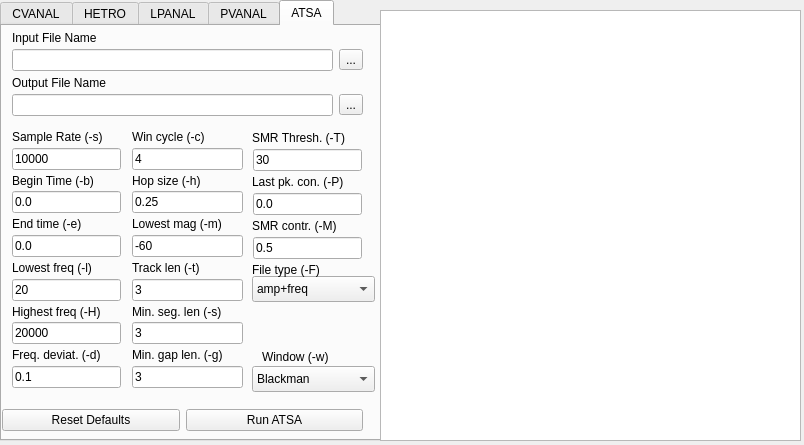
Before: the Qt Designer form src/utilitiesdialog.ui in CsoundQt/CsoundQt, drawn with Qt 5.
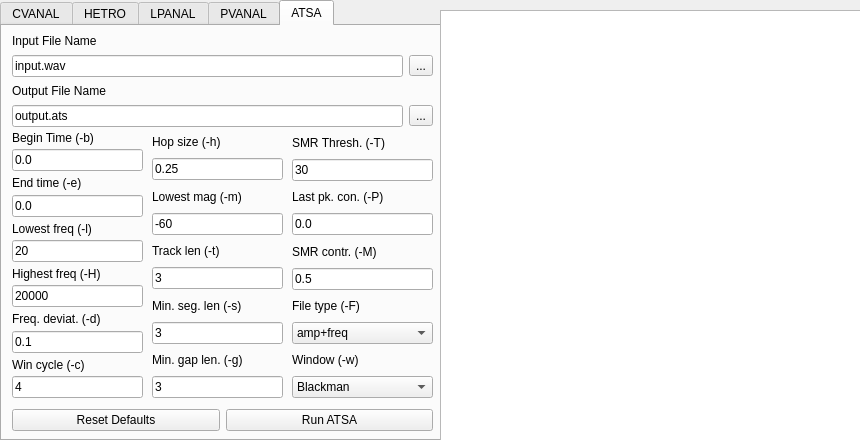
After: the same form once the commit is applied. The open tabs and pages were chosen to show the change.

What changed in the file:
```diff
--- a/src/utilitiesdialog.ui
+++ b/src/utilitiesdialog.ui
@@ -5,8 +5,8 @@
    <rect>
     <x>0</x>
     <y>0</y>
-    <width>804</width>
-    <height>445</height>
+    <width>860</width>
+    <height>440</height>
    </rect>
   </property>
   <property name="windowTitle" >
@@ -17,7 +17,7 @@
     <rect>
      <x>0</x>
      <y>0</y>
-     <width>381</width>
+     <width>441</width>
      <height>441</height>
     </rect>
    </property>
@@ -980,15 +980,23 @@
     </widget>
    </widget>
    <widget class="QWidget" name="tab_5" >
+    <property name="geometry" >
+     <rect>
+      <x>0</x>
+      <y>0</y>
+      <width>437</width>
+      <height>412</height>
+     </rect>
+    </property>
     <attribute name="title" >
      <string>ATSA</string>
     </attribute>
     <widget class="QWidget" name="layoutWidget_9" >
      <property name="geometry" >
       <rect>
-       <x>0</x>
+       <x>10</x>
        <y>370</y>
-       <width>361</width>
+       <width>421</width>
        <height>49</height>
       </rect>
      </property>
@@ -1014,8 +1022,8 @@
       <rect>
        <x>10</x>
        <y>0</y>
-       <width>351</width>
-       <height>90</height>
+       <width>421</width>
+       <height>101</height>
       </rect>
      </property>
      <layout class="QGridLayout" >
@@ -1030,7 +1038,11 @@
        </widget>
       </item>
       <item row="1" column="0" >
-       <widget class="QLineEdit" name="atsaInputLineEdit" />
+       <widget class="QLineEdit" name="atsaInputLineEdit" >
+        <property name="text" >
+         <string>input.wav</string>
+        </property>
+       </widget>
       </item>
       <item row="1" column="1" >
        <widget class="QToolButton" name="toolButton_9" >
@@ -1047,7 +1059,11 @@
        </widget>
       </item>
       <item row="3" column="0" >
-       <widget class="QLineEdit" name="atsaOutputLineEdit" />
+       <widget class="QLineEdit" name="atsaOutputLineEdit" >
+        <property name="text" >
+         <string>output.ats</string>
+        </property>
+       </widget>
       </item>
       <item row="3" column="1" >
        <widget class="QToolButton" name="toolButton_10" >
@@ -1063,133 +1079,113 @@
       <rect>
        <x>10</x>
        <y>100</y>
-       <width>109</width>
-       <height>262</height>
+       <width>131</width>
+       <height>272</height>
       </rect>
      </property>
      <layout class="QGridLayout" >
-      <property name="horizontalSpacing" >
+      <property name="spacing" >
        <number>0</number>
       </property>
-      <property name="verticalSpacing" >
-       <number>0</number>
-      </property>
-      <item row="0" column="0" >
-       <widget class="QLabel" name="label_43" >
-        <property name="text" >
-         <string>Sample Rate (-s)</string>
-        </property>
-       </widget>
-      </item>
       <item row="1" column="0" >
-       <widget class="QLineEdit" name="atsaSrLineEdit" >
-        <property name="text" >
-         <string>10000</string>
-        </property>
-       </widget>
-      </item>
-      <item row="2" column="0" >
-       <widget class="QLabel" name="label_45" >
-        <property name="text" >
-         <string>Begin Time (-b)</string>
-        </property>
-       </widget>
-      </item>
-      <item row="3" column="0" >
        <widget class="QLineEdit" name="atsaBeginLineEdit" >
         <property name="text" >
          <string>0.0</string>
         </property>
        </widget>
       </item>
-      <item row="4" column="0" >
+      <item row="2" column="0" >
        <widget class="QLabel" name="label_46" >
         <property name="text" >
          <string>End time (-e)</string>
         </property>
        </widget>
       </item>
-      <item row="5" column="0" >
+      <item row="3" column="0" >
        <widget class="QLineEdit" name="atsaEndLineEdit" >
         <property name="text" >
          <string>0.0</string>
         </property>
        </widget>
       </item>
-      <item row="8" column="0" >
+      <item row="6" column="0" >
        <widget class="QLabel" name="label_47" >
         <property name="text" >
          <string>Highest freq (-H)</string>
         </property>
        </widget>
       </item>
-      <item row="9" column="0" >
+      <item row="7" column="0" >
        <widget class="QLineEdit" name="atsaHighestLineEdit" >
         <property name="text" >
          <string>20000</string>
         </property>
        </widget>
       </item>
-      <item row="10" column="0" >
+      <item row="8" column="0" >
        <widget class="QLabel" name="label_48" >
         <property name="text" >
          <string>Freq. deviat. (-d)</string>
         </property>
        </widget>
       </item>
-      <item row="11" column="0" >
+      <item row="9" column="0" >
        <widget class="QLineEdit" name="atsaDeviationLineEdit" >
         <property name="text" >
          <string>0.1</string>
         </property>
        </widget>
       </item>
-      <item row="6" column="0" >
+      <item row="4" column="0" >
        <widget class="QLabel" name="label_44" >
         <property name="text" >
          <string>Lowest freq (-l)</string>
         </property>
        </widget>
       </item>
-      <item row="7" column="0" >
+      <item row="5" column="0" >
        <widget class="QLineEdit" name="atsaLowestLineEdit" >
         <property name="text" >
          <string>20</string>
         </property>
        </widget>
       </item>
-     </layout>
-    </widget>
-    <widget class="QWidget" name="layoutWidget_14" >
-     <property name="geometry" >
-      <rect>
-       <x>130</x>
-       <y>100</y>
-       <width>111</width>
-       <height>262</height>
-      </rect>
-     </property>
-     <layout class="QGridLayout" >
-      <property name="horizontalSpacing" >
-       <number>0</number>
-      </property>
-      <property name="verticalSpacing" >
-       <number>0</number>
-      </property>
       <item row="0" column="0" >
+       <widget class="QLabel" name="label_45" >
+        <property name="text" >
+         <string>Begin Time (-b)</string>
+        </property>
+       </widget>
+      </item>
+      <item row="11" column="0" >
        <widget class="QLabel" name="label_49" >
         <property name="text" >
          <string>Win cycle (-c)</string>
         </property>
        </widget>
       </item>
-      <item row="1" column="0" >
+      <item row="12" column="0" >
        <widget class="QLineEdit" name="atsaCycleLineEdit" >
         <property name="text" >
          <string>4</string>
         </property>
        </widget>
       </item>
+     </layout>
+    </widget>
+    <widget class="QWidget" name="layoutWidget_14" >
+     <property name="geometry" >
+      <rect>
+       <x>150</x>
+       <y>100</y>
+       <width>131</width>
+       <height>272</height>
+      </rect>
+     </property>
+     <layout class="QGridLayout" >
+      <property name="spacing" >
+       <number>0</number>
+      </property>
       <item row="2" column="0" >
        <widget class="QLabel" name="label_50" >
         <property name="text" >
@@ -1262,146 +1258,131 @@
       </item>
      </layout>
     </widget>
-    <widget class="QComboBox" name="atsaWindowComboBox" >
+    <widget class="QWidget" name="layoutWidget" >
      <property name="geometry" >
       <rect>
-       <x>250</x>
-       <y>340</y>
-       <width>123</width>
-       <height>26</height>
-      </rect>
-     </property>
-     <item>
-      <property name="text" >
-       <string>Blackman</string>
-      </property>
-     </item>
-    </widget>
-    <widget class="QComboBox" name="atsaFileTypeComboBox" >
-     <property name="geometry" >
-      <rect>
-       <x>250</x>
-       <y>250</y>
-       <width>123</width>
-       <height>26</height>
-      </rect>
-     </property>
-     <item>
-      <property name="text" >
-       <string>amp+freq</string>
-      </property>
-     </item>
-    </widget>
-    <widget class="QLabel" name="label_58" >
-     <property name="geometry" >
-      <rect>
-       <x>260</x>
-       <y>320</y>
-       <width>110</width>
-       <height>22</height>
-      </rect>
-     </property>
-     <property name="text" >
-      <string>Window (-w)</string>
-     </property>
-    </widget>
-    <widget class="QLabel" name="label_55" >
-     <property name="geometry" >
-      <rect>
-       <x>250</x>
+       <x>290</x>
        <y>101</y>
-       <width>110</width>
-       <height>22</height>
+       <width>141</width>
+       <height>271</height>
       </rect>
      </property>
-     <property name="text" >
-      <string>SMR Thresh. (-T)</string>
-     </property>
-    </widget>
-    <widget class="QLineEdit" name="atsaThresholdLineEdit" >
-     <property name="geometry" >
-      <rect>
-       <x>251</x>
-       <y>123</y>
-       <width>109</width>
-       <height>22</height>
-      </rect>
-     </property>
-     <property name="text" >
-      <string>30</string>
-     </property>
-    </widget>
-    <widget class="QLineEdit" name="atsaLastPeakLineEdit" >
-     <property name="geometry" >
-      <rect>
-       <x>251</x>
-       <y>167</y>
-       <width>109</width>
-       <height>22</height>
-      </rect>
-     </property>
-     <property name="text" >
-      <string>0.0</string>
-     </property>
-    </widget>
-    <widget class="QLabel" name="label_56" >
-     <property name="geometry" >
-      <rect>
-       <x>250</x>
-       <y>145</y>
-       <width>110</width>
-       <height>22</height>
-      </rect>
-     </property>
-     <property name="text" >
-      <string>Last pk. con. (-P)</string>
-     </property>
-    </widget>
-    <widget class="QLabel" name="label_57" >
-     <property name="geometry" >
-      <rect>
-       <x>250</x>
-       <y>189</y>
-       <width>110</width>
-       <height>22</height>
-      </rect>
-     </property>
-     <property name="text" >
-      <string>SMR contr. (-M)</string>
-     </property>
-    </widget>
-    <widget class="QLineEdit" name="atsaSmrLineEdit" >
-     <property name="geometry" >
-      <rect>
-       <x>251</x>
-       <y>211</y>
-       <width>109</width>
-       <height>22</height>
-      </rect>
-     </property>
-     <property name="text" >
-      <string>0.5</string>
-     </property>
-    </widget>
-    <widget class="QLabel" name="label_60" >
-     <property name="geometry" >
-      <rect>
-       <x>250</x>
-       <y>233</y>
-       <width>110</width>
-       <height>22</height>
-      </rect>
-     </property>
-     <property name="text" >
-      <string>File type (-F)</string>
-     </property>
+     <layout class="QVBoxLayout" name="verticalLayout" >
+      <property name="spacing" >
+       <number>0</number>
+      </property>
+      <item>
+       <widget class="QLabel" name="label_55" >
+        <property name="text" >
+         <string>SMR Thresh. (-T)</string>
+        </property>
+       </widget>
+      </item>
+      <item>
+       <widget class="QLineEdit" name="atsaThresholdLineEdit" >
+        <property name="text" >
+         <string>30</string>
+        </property>
+       </widget>
+      </item>
+      <item>
+       <widget class="QLabel" name="label_56" >
+        <property name="text" >
+         <string>Last pk. con. (-P)</string>
+        </property>
+       </widget>
+      </item>
+      <item>
+       <widget class="QLineEdit" name="atsaLastPeakLineEdit" >
+        <property name="text" >
+         <string>0.0</string>
+        </property>
+       </widget>
+      </item>
+      <item>
+       <widget class="QLabel" name="label_57" >
+        <property name="text" >
+         <string>SMR contr. (-M)</string>
+        </property>
+       </widget>
+      </item>
+      <item>
+       <widget class="QLineEdit" name="atsaSmrLineEdit" >
+        <property name="text" >
+         <string>0.5</string>
+        </property>
+       </widget>
+      </item>
+      <item>
+       <widget class="QLabel" name="label_60" >
+        <property name="text" >
+         <string>File type (-F)</string>
+        </property>
+       </widget>
+      </item>
+      <item>
+       <widget class="QComboBox" name="atsaFileTypeComboBox" >
+        <item>
+         <property name="text" >
+          <string>amp+freq</string>
+         </property>
+        </item>
+        <item>
+         <property name="text" >
+          <string>amp+frq+phs</string>
+         </property>
+        </item>
+        <item>
+         <property name="text" >
+          <string>amp+frq+res</string>
+         </property>
+        </item>
+        <item>
+         <property name="text" >
+          <string>all</string>
+         </property>
+        </item>
+       </widget>
+      </item>
+      <item>
+       <widget class="QLabel" name="label_58" >
+        <property name="text" >
+         <string>Window (-w)</string>
+        </property>
+       </widget>
+      </item>
+      <item>
+       <widget class="QComboBox" name="atsaWindowComboBox" >
+        <item>
+         <property name="text" >
+          <string>Blackman</string>
+         </property>
+        </item>
+        <item>
+         <property name="text" >
+          <string>Blackman H</string>
+         </property>
+        </item>
+        <item>
+         <property name="text" >
+          <string>Hanning</string>
+         </property>
+        </item>
+        <item>
+         <property name="text" >
+          <string>Von Hamm</string>
+         </property>
+        </item>
+       </widget>
+      </item>
+     </layout>
     </widget>
    </widget>
   </widget>
   <widget class="QTextBrowser" name="helpBrowser" >
    <property name="geometry" >
     <rect>
-     <x>380</x>
+     <x>440</x>
      <y>10</y>
      <width>421</width>
      <height>431</height>
```
Left out of the diff: 424 changed lines with no effect on the pictures.
